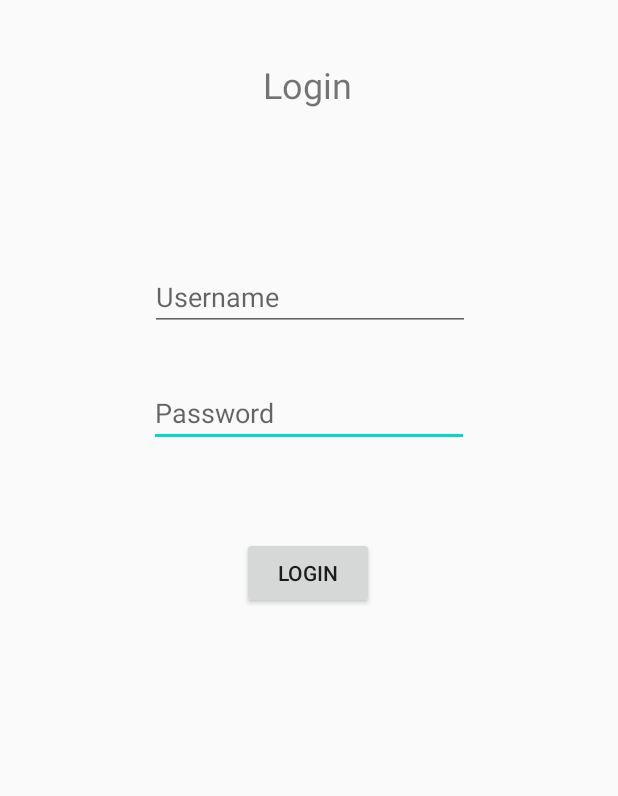
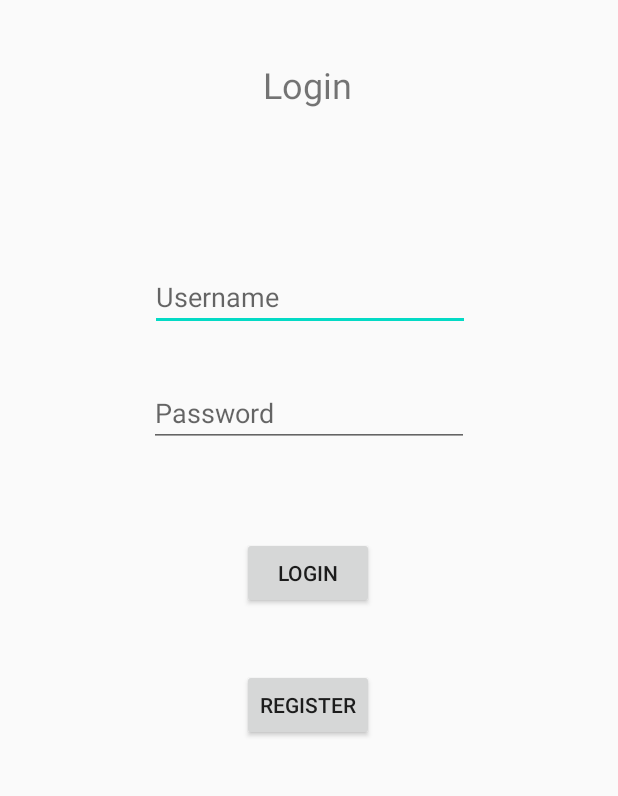
Before and after one commit to SaveBlue/SaveBlue-Android-App, an Android app: the screen it shows after launch (LoginActivity), on a phone screen of 412 x 824 dp, the part 247-1043 px from its top. Run offline under Robolectric (Android 15) with nearby library versions, the phone set to English and light mode, and no system bars.

Commit message:
Register works.

```diff
--- a/app/src/main/java/com/saveblue/saveblueapp/api/SaveBlueAPI.java
+++ b/app/src/main/java/com/saveblue/saveblueapp/api/SaveBlueAPI.java
@@ -1,12 +1,14 @@
 package com.saveblue.saveblueapp.api;
 
 import com.saveblue.saveblueapp.models.Account;
-import com.saveblue.saveblueapp.models.AuthUser;
+import com.saveblue.saveblueapp.models.LoginUser;
 import com.saveblue.saveblueapp.models.JWT;
+import com.saveblue.saveblueapp.models.RegisterUser;
 import com.saveblue.saveblueapp.models.User;
 
 import java.util.List;
 
+import okhttp3.ResponseBody;
 import retrofit2.Call;
 import retrofit2.http.Body;
 import retrofit2.http.GET;
@@ -20,7 +22,11 @@ public interface SaveBlueAPI {
 
     @POST("auth/login")
     Call<JWT>loginUser(
-            @Body AuthUser authUser);
+            @Body LoginUser loginUser);
+
+    @POST("auth/register")
+    Call<ResponseBody> registerUser(
+            @Body RegisterUser registerUser);
 
 
     // User API calls
--- a/app/src/main/java/com/saveblue/saveblueapp/models/AuthUser.java
+++ b/app/src/main/java/com/saveblue/saveblueapp/models/LoginUser.java
@@ -1,12 +1,12 @@
 package com.saveblue.saveblueapp.models;
 
-public class AuthUser {
+public class LoginUser {
 
     private String username;
 
     private String password;
 
-    public AuthUser(String username, String password) {
+    public LoginUser(String username, String password) {
         this.username = username;
         this.password = password;
     }
--- a/app/src/main/java/com/saveblue/saveblueapp/ui/LoginActivity.java
+++ b/app/src/main/java/com/saveblue/saveblueapp/ui/LoginActivity.java
@@ -2,35 +2,34 @@ package com.saveblue.saveblueapp.ui;
 
 import androidx.appcompat.app.AppCompatActivity;
 
-import android.content.Intent;
 import android.os.Bundle;
-import android.view.View;
 import android.widget.Button;
 import android.widget.EditText;
-import android.widget.TextView;
 import android.widget.Toast;
 
 import com.saveblue.saveblueapp.R;
 import com.saveblue.saveblueapp.api.SaveBlueAPI;
 import com.saveblue.saveblueapp.api.ServiceGenerator;
-import com.saveblue.saveblueapp.models.AuthUser;
+import com.saveblue.saveblueapp.models.LoginUser;
 import com.saveblue.saveblueapp.models.JWT;
+import com.saveblue.saveblueapp.models.RegisterUser;
 import com.saveblue.saveblueapp.models.User;
 
-import org.w3c.dom.Text;
-
+import okhttp3.ResponseBody;
 import retrofit2.Call;
 import retrofit2.Callback;
 import retrofit2.Response;
 
-public class LoginActivity extends AppCompatActivity {
+public class LoginActivity extends AppCompatActivity implements RegisterDialog.RegisterDialogListener {
     private SaveBlueAPI api = ServiceGenerator.createService(SaveBlueAPI.class);
 
     private Button loginButton;
 
-    private EditText username;
+    private Button registerButton;
 
-    private EditText password;
+    private EditText usernameEditText;
+
+    private EditText passwordEditText;
 
     @Override
     protected void onCreate(Bundle savedInstanceState) {
@@ -39,11 +38,13 @@ public class LoginActivity extends AppCompatActivity {
 
         // Find views
         loginButton = findViewById(R.id.loginButton);
-        username = findViewById(R.id.username);
-        password = findViewById(R.id.password);
+        registerButton = findViewById(R.id.registerButton);
+        usernameEditText = findViewById(R.id.usernameLogin);
+        passwordEditText = findViewById(R.id.passwordLogin);
 
-        // Set onClickListener
-        loginButton.setOnClickListener(v -> login());
+        // Set onClickListeners
+        loginButton.setOnClickListener(v -> login(usernameEditText.getText().toString(), passwordEditText.getText().toString()));
+        registerButton.setOnClickListener(v -> showRegisterDialog());
 
 
         //Intent intentAbout = new Intent(this, DashboardActivity.class);
@@ -52,12 +53,16 @@ public class LoginActivity extends AppCompatActivity {
         //callApiUser("5f46455318b52809c8c35c2a");
     }
 
-    // Login Method
-    private void login(){
 
-        AuthUser authUser = new AuthUser(username.getText().toString(),password.getText().toString());
+    /**
+     * Login Method
+     */
 
-        Call<JWT> callLoginUser = api.loginUser(authUser);
+    private void login(String username, String password){
+
+        LoginUser loginUser = new LoginUser(username, password);
+
+        Call<JWT> callLoginUser = api.loginUser(loginUser);
 
         callLoginUser.enqueue(new Callback<JWT>() {
             @Override
@@ -79,7 +84,58 @@ public class LoginActivity extends AppCompatActivity {
     }
 
 
+    /**
+     * Register Methods
+     */
 
+    // Open Register Dialog
+    private void showRegisterDialog(){
+
+        RegisterDialog registerDialog = new RegisterDialog();
+        registerDialog.show(getSupportFragmentManager(), "register dialog");
+    }
+
+    // Override the interface, set in the RegisterDialog class
+    @Override
+    public void sendRegisterData(String emailRegister, String usernameRegister, String passwordRegister) {
+
+        register(emailRegister, usernameRegister, passwordRegister);
+    }
+
+    // Register User
+    public void register(String email, String username, String password){
+
+        RegisterUser registerUser = new RegisterUser(email, username, password);
+
+        Call<ResponseBody> callRegisterUser = api.registerUser(registerUser);
+
+        callRegisterUser.enqueue(new Callback<ResponseBody>() {
+            @Override
+            public void onResponse(Call<ResponseBody> call, Response<ResponseBody> response) {
+                if (response.isSuccessful()) {
+                    assert response.body() != null;
+
+                    // copy data to login fields
+                    usernameEditText.setText(username);
+                    passwordEditText.setText(password);
+                    Toast.makeText(getApplicationContext(), "Register", Toast.LENGTH_SHORT).show();
+                }
+                else {
+                    Toast.makeText(getApplicationContext(), "Wrong email, username or password", Toast.LENGTH_SHORT).show();
+                    // TODO: check what went wrong
+                }
+            }
+
+            @Override
+            public void onFailure(Call<ResponseBody> call, Throwable t) {
+                Toast.makeText(getApplicationContext(), "Other Error", Toast.LENGTH_SHORT).show();
+            }
+        });
+    }
+
+    /**
+     * TODO: Clean
+     */
     private void callApiUser(String id){
         String jwt = "eyJhbGciOiJIUzI1NiIsInR5cCI6IkpXVCJ9.eyJpZCI6IjVmNDY0NTUzMThiNTI4MDljOGMzNWMyYSIsImlhdCI6MTYwMDg2Nzg5MCwiZXhwIjoxNjAwOTU0MjkwfQ.wf-_EkfjEox9neho97gvfIU6WJ_Sz_nLiVbWOQ5KNZw";
 
--- a/app/src/main/res/layout/activity_login.xml
+++ b/app/src/main/res/layout/activity_login.xml
@@ -5,31 +5,6 @@
     android:layout_width="match_parent"
     android:layout_height="match_parent"
     tools:context=".ui.LoginActivity">
-
-    <EditText
-        android:id="@+id/password"
-        android:layout_width="wrap_content"
-        android:layout_height="wrap_content"
-        android:ems="10"
-        android:hint="Password"
-        android:inputType="textPassword"
-        app:layout_constraintBottom_toBottomOf="parent"
-        app:layout_constraintEnd_toEndOf="parent"
-        app:layout_constraintStart_toStartOf="parent"
-        app:layout_constraintTop_toTopOf="parent" />
-
-    <EditText
-        android:id="@+id/username"
-        android:layout_width="wrap_content"
-        android:layout_height="wrap_content"
-        android:layout_marginBottom="32dp"
-        android:ems="10"
-        android:hint="Username"
-        android:inputType="textPersonName"
-        app:layout_constraintBottom_toTopOf="@+id/password"
-        app:layout_constraintEnd_toEndOf="parent"
-        app:layout_constraintHorizontal_bias="0.502"
-        app:layout_constraintStart_toStartOf="parent" />
 
     <TextView
         android:id="@+id/SaveBlueTitle"
@@ -43,17 +18,6 @@
         app:layout_constraintStart_toStartOf="parent"
         app:layout_constraintTop_toTopOf="parent" />
 
-    <Button
-        android:id="@+id/loginButton"
-        android:layout_width="wrap_content"
-        android:layout_height="wrap_content"
-        android:layout_marginTop="60dp"
-        android:text="Login"
-        app:layout_constraintEnd_toEndOf="parent"
-        app:layout_constraintHorizontal_bias="0.498"
-        app:layout_constraintStart_toStartOf="parent"
-        app:layout_constraintTop_toBottomOf="@+id/password" />
-
     <TextView
         android:id="@+id/loginText"
         android:layout_width="wrap_content"
@@ -65,4 +29,51 @@
         app:layout_constraintHorizontal_bias="0.498"
         app:layout_constraintStart_toStartOf="parent"
         app:layout_constraintTop_toBottomOf="@+id/SaveBlueTitle" />
+
+    <EditText
+        android:id="@+id/usernameLogin"
+        android:layout_width="wrap_content"
+        android:layout_height="wrap_content"
+        android:layout_marginBottom="32dp"
+        android:ems="10"
+        android:hint="Username"
+        android:inputType="textPersonName"
+        app:layout_constraintBottom_toTopOf="@+id/passwordLogin"
+        app:layout_constraintEnd_toEndOf="parent"
+        app:layout_constraintHorizontal_bias="0.502"
+        app:layout_constraintStart_toStartOf="parent" />
+
+    <EditText
+        android:id="@+id/passwordLogin"
+        android:layout_width="wrap_content"
+        android:layout_height="wrap_content"
+        android:ems="10"
+        android:hint="Password"
+        android:inputType="textPassword"
+        app:layout_constraintBottom_toBottomOf="parent"
+        app:layout_constraintEnd_toEndOf="parent"
+        app:layout_constraintStart_toStartOf="parent"
+        app:layout_constraintTop_toTopOf="parent" />
+
+    <Button
+        android:id="@+id/loginButton"
+        android:layout_width="wrap_content"
+        android:layout_height="wrap_content"
+        android:layout_marginTop="60dp"
+        android:text="Login"
+        app:layout_constraintEnd_toEndOf="parent"
+        app:layout_constraintHorizontal_bias="0.498"
+        app:layout_constraintStart_toStartOf="parent"
+        app:layout_constraintTop_toBottomOf="@+id/passwordLogin" />
+
+    <Button
+        android:id="@+id/registerButton"
+        android:layout_width="wrap_content"
+        android:layout_height="wrap_content"
+        android:layout_marginTop="40dp"
+        android:text="Register"
+        app:layout_constraintEnd_toEndOf="parent"
+        app:layout_constraintHorizontal_bias="0.498"
+        app:layout_constraintStart_toStartOf="parent"
+        app:layout_constraintTop_toBottomOf="@+id/loginButton" />
 </androidx.constraintlayout.widget.ConstraintLayout>
```
Also changed, not shown: app/src/main/java/com/saveblue/saveblueapp/models/RegisterUser.java (added, +19 -0 lines), app/src/main/java/com/saveblue/saveblueapp/ui/RegisterDialog.java (added, +80 -0 lines), app/src/main/res/layout/register_dialog.xml (added, +39 -0 lines).
